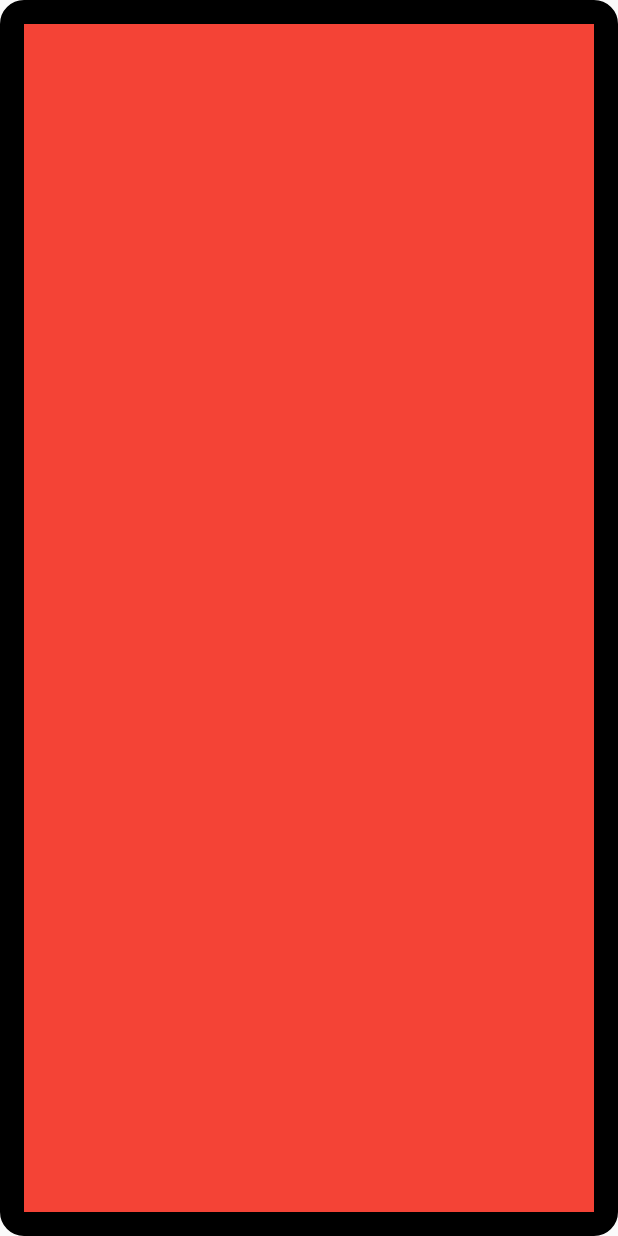
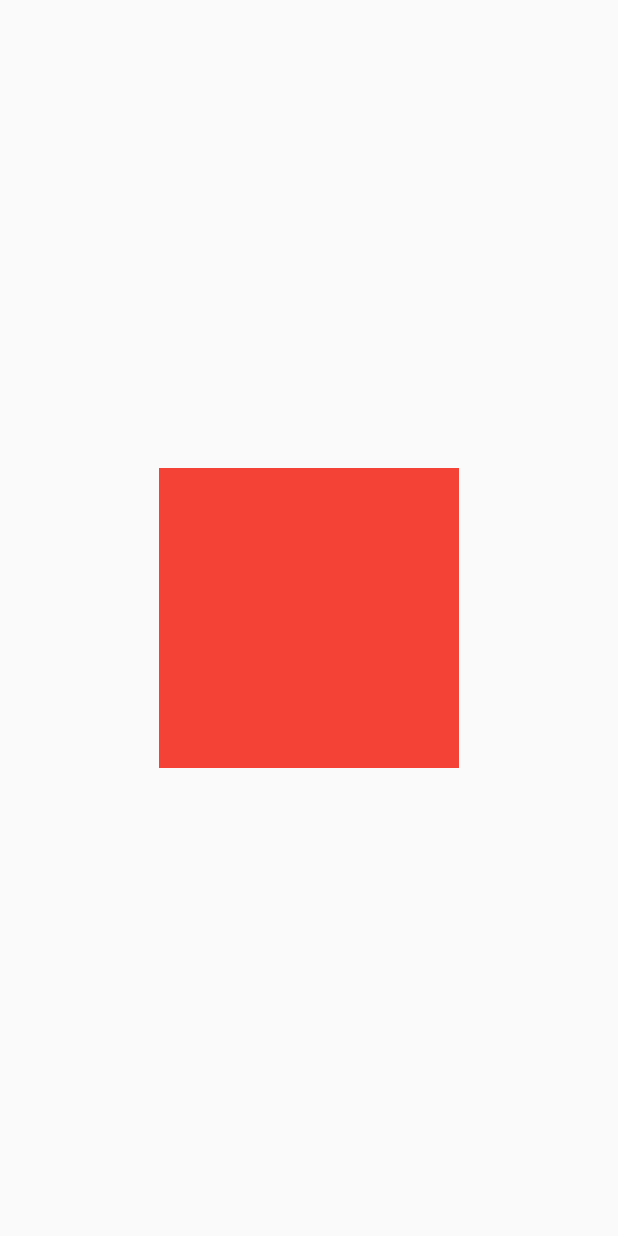
Before and after one commit to Jungea/flutter_tutorial, a Flutter app: the screen it shows after launch, on a phone screen of 412 x 824 dp. Run offline on Flutter 3.47's test engine with Material 2 defaults, Android fonts, the phone set to English and light mode, and no system bars.

Commit message:
디자인 관련 위젯 - SizedBox

```diff
--- a/lib/main.dart
+++ b/lib/main.dart
@@ -10,16 +10,11 @@ class MyApp extends StatelessWidget {
     return MaterialApp(
       home: Scaffold(
         body: Center(
-          child: Container(
-            decoration: BoxDecoration(
+          child: SizedBox(
+            height: 200.0,
+            width: 200.0,
+            child: Container(
               color: Colors.red,
-              border: Border.all(
-                width: 16.0,
-                color: Colors.black,
-              ),
-              borderRadius: BorderRadius.circular(
-                  16.0,
-              ),
             ),
           ),
         ),
```
